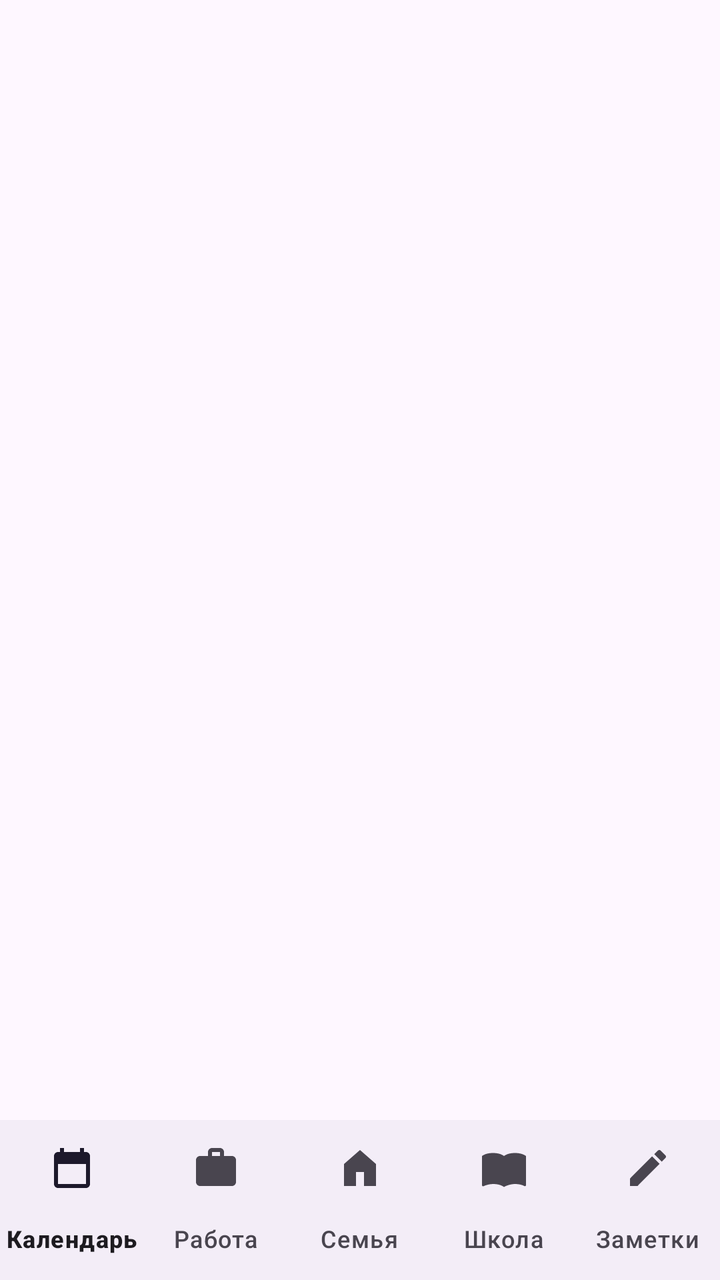
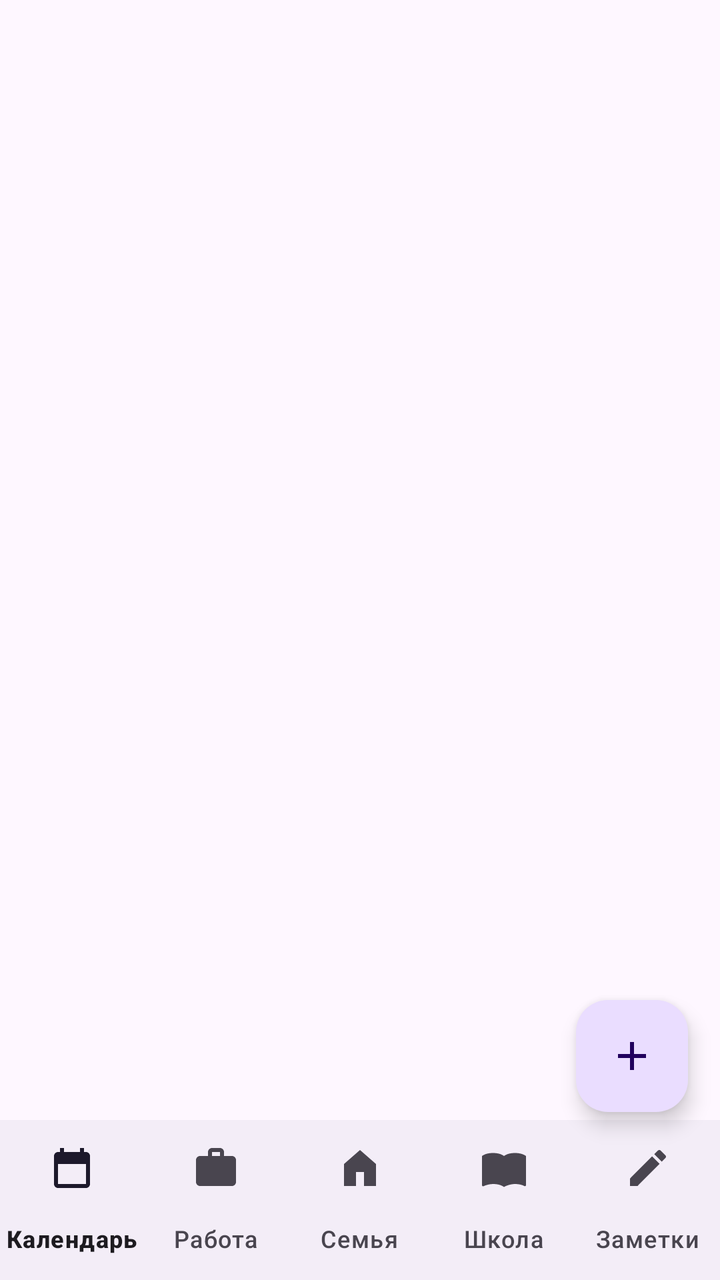

The first picture is an Android layout as it rendered before a commit; the second is the same layout after the commit. The layout source and the unified diff follow.
<!-- AndroidManifest.xml: application theme Theme.FamilyDaily -->
<!-- res/layout/activity_main.xml -->
<?xml version="1.0" encoding="utf-8"?>
<LinearLayout xmlns:android="http://schemas.android.com/apk/res/android"
    xmlns:app="http://schemas.android.com/apk/res-auto"
    android:layout_width="match_parent"
    android:layout_height="match_parent"
    android:orientation="vertical">
    <androidx.viewpager2.widget.ViewPager2
        android:id="@+id/pager"
        android:layout_width="match_parent"
        android:layout_height="0dp"
        android:layout_weight="1" />
    <com.google.android.material.bottomnavigation.BottomNavigationView
        android:id="@+id/nav"
        android:layout_width="match_parent"
        android:layout_height="wrap_content"
        app:labelVisibilityMode="labeled"
        app:menu="@menu/bottom_menu" />
</LinearLayout>
<!-- resources referenced by this layout -->
<resources>
  <style name="Theme.FamilyDaily" parent="Theme.Material3.DayNight.NoActionBar" />
</resources>

<!-- the commit's change to res/layout/activity_main.xml (unified diff, before → after) -->
@@ -1,18 +1,15 @@
 <?xml version="1.0" encoding="utf-8"?>
-<LinearLayout xmlns:android="http://schemas.android.com/apk/res/android"
+<FrameLayout xmlns:android="http://schemas.android.com/apk/res/android"
     xmlns:app="http://schemas.android.com/apk/res-auto"
-    android:layout_width="match_parent"
-    android:layout_height="match_parent"
-    android:orientation="vertical">
-    <androidx.viewpager2.widget.ViewPager2
-        android:id="@+id/pager"
-        android:layout_width="match_parent"
-        android:layout_height="0dp"
-        android:layout_weight="1" />
-    <com.google.android.material.bottomnavigation.BottomNavigationView
-        android:id="@+id/nav"
-        android:layout_width="match_parent"
-        android:layout_height="wrap_content"
-        app:labelVisibilityMode="labeled"
-        app:menu="@menu/bottom_menu" />
-</LinearLayout>
+    android:layout_width="match_parent" android:layout_height="match_parent">
+    <LinearLayout android:layout_width="match_parent" android:layout_height="match_parent" android:orientation="vertical">
+        <androidx.viewpager2.widget.ViewPager2 android:id="@+id/pager" android:layout_width="match_parent" android:layout_height="0dp" android:layout_weight="1"/>
+        <com.google.android.material.bottomnavigation.BottomNavigationView android:id="@+id/nav" android:layout_width="match_parent" android:layout_height="wrap_content" app:labelVisibilityMode="labeled" app:menu="@menu/bottom_menu"/>
+    </LinearLayout>
+    <LinearLayout android:id="@+id/fabmenu" android:layout_width="wrap_content" android:layout_height="wrap_content" android:orientation="vertical" android:layout_gravity="bottom|end" android:layout_marginEnd="16dp" android:layout_marginBottom="96dp" android:visibility="gone">
+        <com.google.android.material.button.MaterialButton android:id="@+id/fab_event" android:layout_width="wrap_content" android:layout_height="wrap_content" android:text="Событие" app:backgroundTint="#EC407A"/>
+        <com.google.android.material.button.MaterialButton android:id="@+id/fab_note" android:layout_width="wrap_content" android:layout_height="wrap_content" android:text="Заметка" app:backgroundTint="#FB8C00"/>
+        <com.google.android.material.button.MaterialButton android:id="@+id/fab_book" android:layout_width="wrap_content" android:layout_height="wrap_content" android:text="Запись клиента" app:backgroundTint="#1E88E5"/>
+    </LinearLayout>
+    <com.google.android.material.floatingactionbutton.FloatingActionButton android:id="@+id/fab" android:layout_width="wrap_content" android:layout_height="wrap_content" android:layout_gravity="bottom|end" android:layout_marginEnd="16dp" android:layout_marginBottom="84dp" android:src="@drawable/ic_plus" android:contentDescription="Добавить"/>
+</FrameLayout>
<!-- resource entries referenced after the edit -->
@@ -1,5 +1,7 @@
 <!-- resources referenced by this layout -->
 <resources>
+  <!-- drawable ic_plus (drawable) -->
+  <vector xmlns:android="http://schemas.android.com/apk/res/android" android:width="24dp" android:height="24dp" android:viewportWidth="24" android:viewportHeight="24"><path android:fillColor="#FFFFFF" android:pathData="M19,13h-6v6h-2v-6H5v-2h6V5h2v6h6v2z"/></vector>
   <style name="Theme.FamilyDaily" parent="Theme.Material3.DayNight.NoActionBar" />
 </resources>
 
